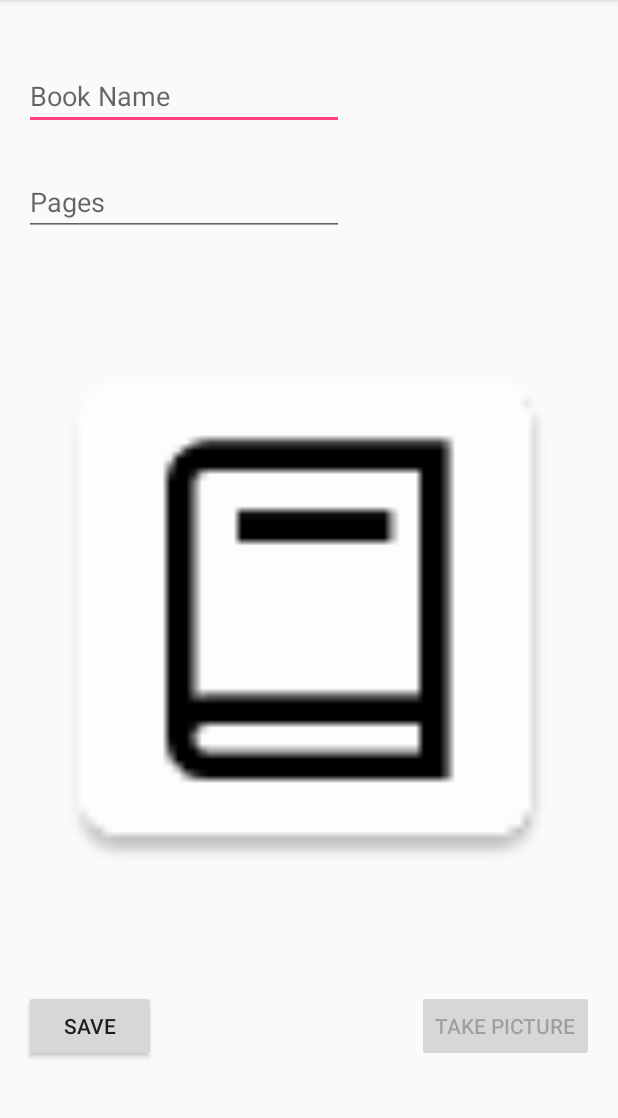
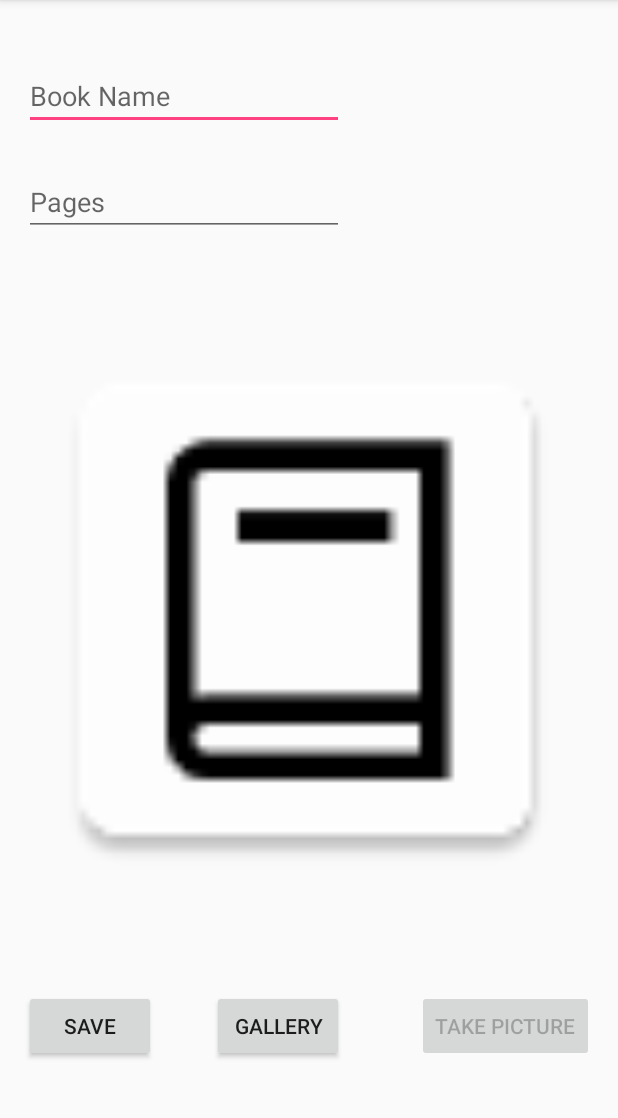
Before and after one commit to yellow-Umbrella/AndroidBookReminder, an Android app: the AddBook screen opened directly, with no data from a screen before it, after a tap on "SAVE", on a phone screen of 412 x 824 dp, the part 84-1202 px from its top. Run offline under Robolectric (Android 15) with nearby library versions, the phone set to English and light mode, and no system bars; our stand-ins replace ButterKnife.

Commit message:
Get image from gallery implemented

```diff
--- a/BookShelf/app/src/main/AndroidManifest.xml
+++ b/BookShelf/app/src/main/AndroidManifest.xml
@@ -3,6 +3,9 @@
     package="br.com.renandias.bookshelf">
 
     <uses-permission android:name="com.android.alarm.permission.SET_ALARM" />
+    <uses-permission android:name="android.permission.MANAGE_DOCUMENTS" />
+    <uses-permission android:name="android.permission.READ_EXTERNAL_STORAGE" />
+    <!--<uses-permission android:name="android.permission.MEDIA_CONTENT_CONTROL"/>-->
 
     <uses-feature
         android:name="android.hardware.camera"
--- a/BookShelf/app/src/main/java/br/com/renandias/bookshelf/activities/AddBook.java
+++ b/BookShelf/app/src/main/java/br/com/renandias/bookshelf/activities/AddBook.java
@@ -1,15 +1,25 @@
 package br.com.renandias.bookshelf.activities;
 
+import android.Manifest;
 import android.content.Intent;
 import android.content.pm.PackageManager;
 import android.graphics.Bitmap;
+import android.graphics.BitmapFactory;
+import android.net.Uri;
+import android.os.Build;
 import android.provider.MediaStore;
+import android.provider.SyncStateContract;
+import android.support.annotation.RequiresApi;
+import android.support.v4.app.ActivityCompat;
+import android.support.v4.content.ContextCompat;
 import android.support.v7.app.AppCompatActivity;
 import android.os.Bundle;
 import android.widget.Button;
 import android.widget.EditText;
 import android.widget.ImageView;
 import android.widget.Toast;
+
+import java.io.FileNotFoundException;
 
 import br.com.renandias.bookshelf.DataBase.DataBase;
 import br.com.renandias.bookshelf.R;
@@ -32,8 +42,11 @@ public class AddBook extends AppCompatActivity {
     ImageView imageView;
     @Bind(R.id.take_pic)
     Button takePic;
+    @Bind(R.id.add_pic_gallery)
+    Button gallery;
 
-    static final int REQUEST_IMAGE_CAMERA = 1;
+    static final int REQUEST_IMAGE_CAMERA = 0;
+    static final int REQUEST_IMAGE_GALLEY = 1;
 
     @Override
     protected void onCreate(Bundle savedInstanceState) {
@@ -44,6 +57,12 @@ public class AddBook extends AppCompatActivity {
         if(!hasCamera()) {
             imageView.setEnabled(false);
             takePic.setEnabled(false);
+        }
+
+        if(!(Build.VERSION.SDK_INT >= 23)) {
+            imageView.setEnabled(false);
+            takePic.setEnabled(false);
+            gallery.setEnabled(false);
         }
     }
 
@@ -82,8 +101,20 @@ public class AddBook extends AppCompatActivity {
 
     }
 
+
+    @RequiresApi(api = Build.VERSION_CODES.M)
+    @OnClick(R.id.add_pic_gallery)
+    public void goGallery() {
+
+        if(checkSelfPermission(Manifest.permission.READ_EXTERNAL_STORAGE) == PackageManager.PERMISSION_GRANTED) {
+            Intent intent = new Intent(Intent.ACTION_PICK, MediaStore.Images.Media.EXTERNAL_CONTENT_URI);
+            startActivityForResult(intent, REQUEST_IMAGE_GALLEY);
+        }
+        else
+            ActivityCompat.requestPermissions(this, new String[]{Manifest.permission.READ_EXTERNAL_STORAGE}, 1);
+    }
+
     //Camera
-
     /**
      * Abre a camera para tirar uma foto do livro.
      */
@@ -95,17 +126,29 @@ public class AddBook extends AppCompatActivity {
     }
 
     /**
-     * Pega a foto tirada e coloca na imageView.
+     * Pega a foto tirada e coloca na imageView ou imagem da galeria.
      * @param requestCode
      * @param resultCode
      * @param data
      */
     @Override
     public void onActivityResult(int requestCode, int resultCode, Intent data) {
+
         if(requestCode == REQUEST_IMAGE_CAMERA && resultCode == RESULT_OK) {
             Bundle extras = data.getExtras();
             Bitmap photo = (Bitmap) extras.get("data");
             imageView.setImageBitmap(photo);
+        }
+
+        if(requestCode == REQUEST_IMAGE_GALLEY && resultCode == RESULT_OK) {
+            Uri targetUri = data.getData();
+            Bitmap bitmap;
+            try {
+                bitmap = BitmapFactory.decodeStream(getContentResolver().openInputStream(targetUri));
+                imageView.setImageBitmap(bitmap);
+            }catch(FileNotFoundException e) {
+                e.printStackTrace();
+            }
         }
     }
 
--- a/BookShelf/app/src/main/res/layout/activity_add_book.xml
+++ b/BookShelf/app/src/main/res/layout/activity_add_book.xml
@@ -60,4 +60,12 @@
         android:layout_alignParentEnd="true"
         android:id="@+id/take_pic" />
 
+    <Button
+        android:text="Gallery"
+        android:layout_width="wrap_content"
+        android:layout_height="wrap_content"
+        android:layout_below="@+id/book_image_view"
+        android:layout_alignEnd="@+id/pages"
+        android:id="@+id/add_pic_gallery" />
+
 </RelativeLayout>
```
